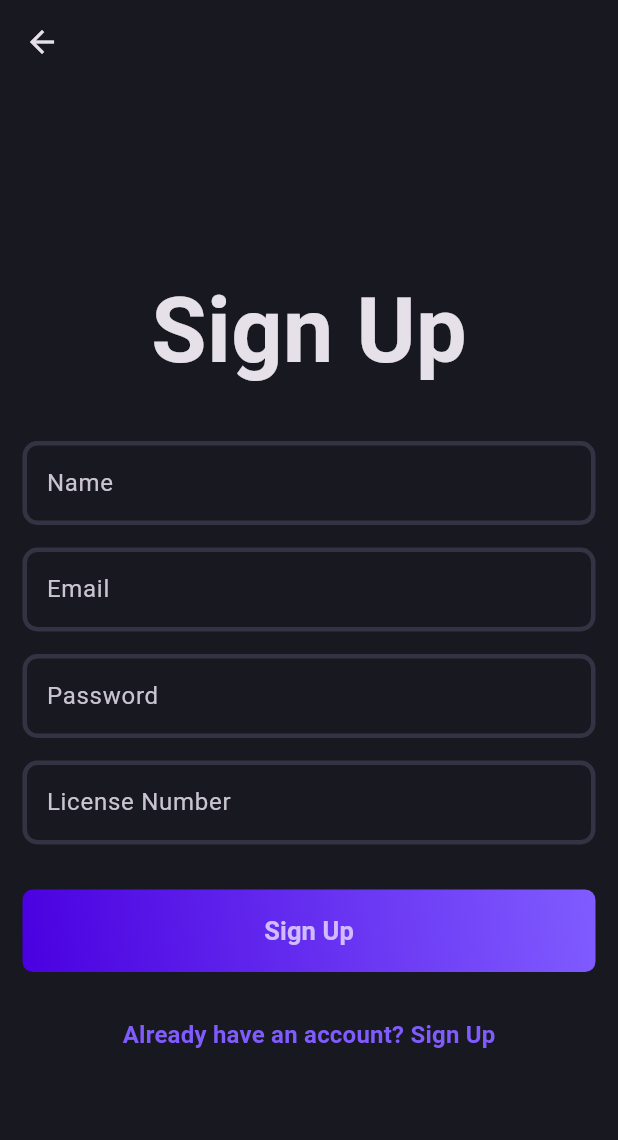
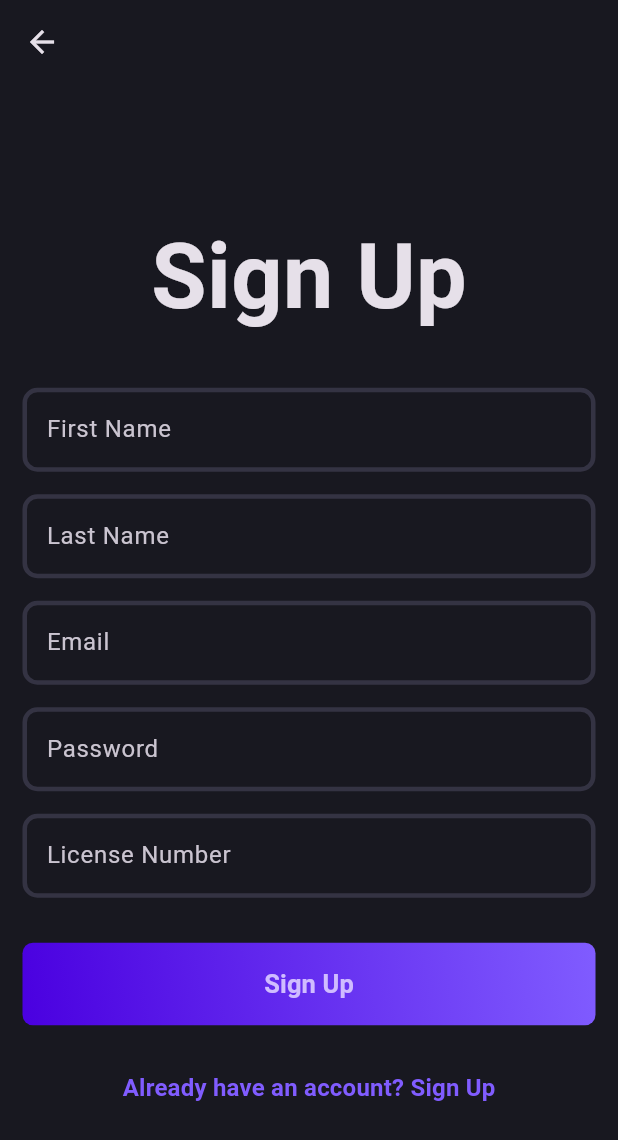
Before and after one commit to stalin-chetan/TrafficViolation, a Flutter app: the SignUpPage screen opened directly, on a phone screen of 412 x 824 dp. Shown: the top 1140 px of the screen. Run offline on Flutter 3.47's test engine with Material 3 defaults, Android fonts, the light colour scheme and no system bars.

Commit message:
first and last name added

```diff
--- a/lib/features/auth/presentation/pages/signup_page.dart
+++ b/lib/features/auth/presentation/pages/signup_page.dart
@@ -5,7 +5,7 @@ import 'package:trafficapp/features/auth/presentation/widgets/auth_button_gradie
 import 'package:trafficapp/features/auth/presentation/widgets/auth_form.dart';
 
 class SignUpPage extends StatefulWidget {
-    static route() =>  MaterialPageRoute(builder: (context)=> SignUpPage());
+  static route() => MaterialPageRoute(builder: (context) => SignUpPage());
 
   const SignUpPage({super.key});
 
@@ -14,11 +14,11 @@ class SignUpPage extends StatefulWidget {
 }
 
 class _SignUpPageState extends State<SignUpPage> {
-    final nameController = TextEditingController();
-    final emailController = TextEditingController();
+  final nameController = TextEditingController();
+  final emailController = TextEditingController();
   final passwordController = TextEditingController();
   final licenseController = TextEditingController();
-final formKey = GlobalKey<FormState>();
+  final formKey = GlobalKey<FormState>();
   @override
   void dispose() {
     nameController.dispose();
@@ -44,11 +44,13 @@ final formKey = GlobalKey<FormState>();
                 style: TextStyle(fontSize: 60, fontWeight: FontWeight.bold),
               ),
               SizedBox(height: 30),
-              AuthField(hintText: 'Name'),
+              AuthField(hintText: 'First Name'),
+              SizedBox(height: 15),
+              AuthField(hintText: 'Last Name'),
               SizedBox(height: 15),
               AuthField(hintText: 'Email'),
               SizedBox(height: 15),
-              AuthField(hintText: 'Password', isObsecureText: true,),
+              AuthField(hintText: 'Password', isObsecureText: true),
               SizedBox(height: 15),
               AuthField(hintText: 'License Number'),
               SizedBox(height: 30),
```
